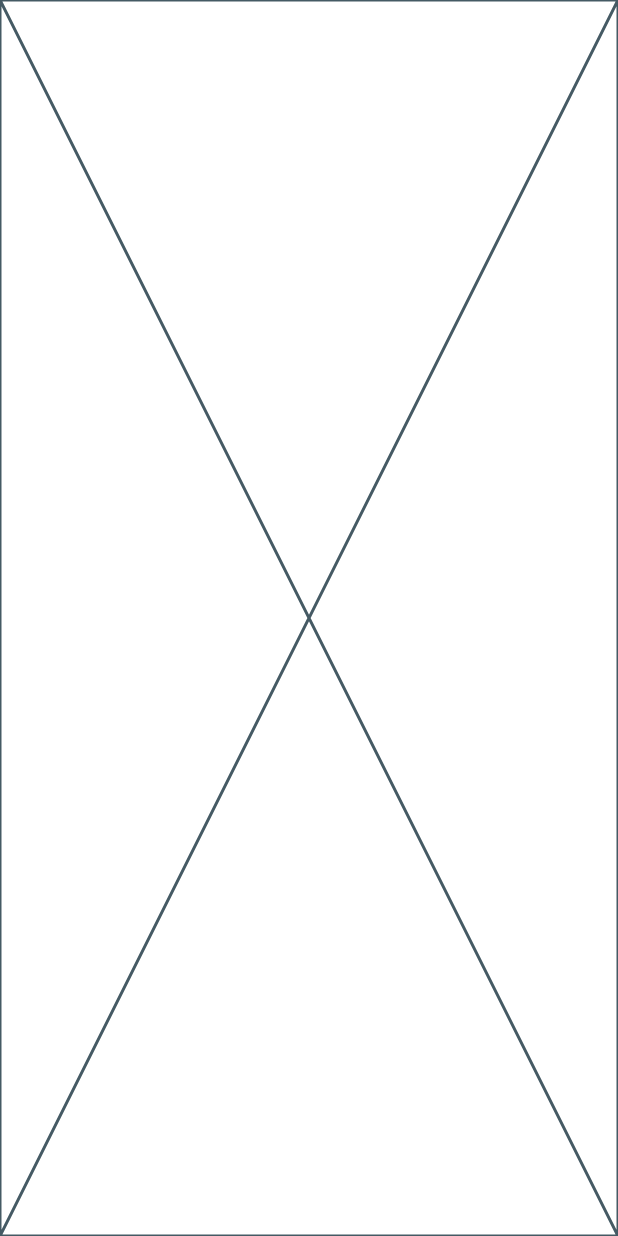
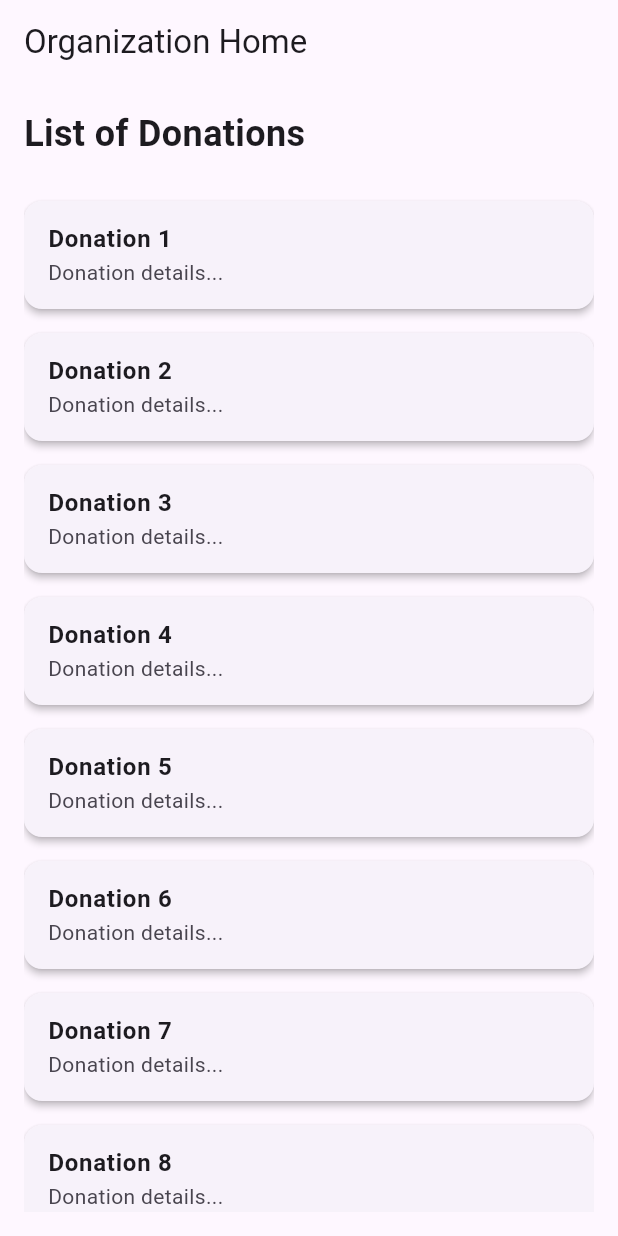
Before and after one commit to riggs249/donation-management-app, a Flutter app: the screen it shows once a user with an empty profile is signed in, on a phone screen of 412 x 824 dp. Run offline on Flutter 3.47's test engine with Material 3 defaults, Android fonts, the phone set to English and light mode, and no system bars; our stand-ins replace cloud_firestore, firebase_auth, firebase_core; accounts and stored records are empty; generated files the repository leaves out were written again.

Commit message:
feat: added draft page for org home page and also the donations details page with simple push navigation

```diff
--- a/my_app/lib/pages/home_page.dart
+++ b/my_app/lib/pages/home_page.dart
@@ -1,6 +1,7 @@
 import 'package:firebase_auth/firebase_auth.dart';
 import 'package:flutter/material.dart';
 import 'package:provider/provider.dart';
+import 'package:week9_authentication/pages/organization_home_page.dart';
 import '../providers/auth_provider.dart';
 import 'signin_page.dart';
 
@@ -35,7 +36,7 @@ class _HomePageState extends State<HomePage> {
             return const SignInPage();
           }
 
-          return Placeholder();
+          return OrganizationHomePage(); //temporary for accessing org home page
         });
   }
 }
--- /dev/null
+++ b/my_app/lib/pages/organization_home_page.dart
@@ -0,0 +1,55 @@
+import 'package:flutter/material.dart';
+import 'package:week9_authentication/pages/donations_details_page.dart';
+
+class OrganizationHomePage extends StatelessWidget {
+  const OrganizationHomePage({Key? key}) : super(key: key);
+
+  @override
+  Widget build(BuildContext context) {
+    return Scaffold(
+      appBar: AppBar(
+        title: Text('Organization Home'),
+      ),
+      body: Padding(
+        padding: const EdgeInsets.all(16.0),
+        child: Column(
+          crossAxisAlignment: CrossAxisAlignment.start,
+          children: [
+            Text(
+              'List of Donations',
+              style: TextStyle(fontSize: 24, fontWeight: FontWeight.bold),
+            ),
+            SizedBox(height: 20),
+            Expanded(
+              child: ListView.builder(
+                itemCount: 10, //sample palang dummy data
+                itemBuilder: (context, index) {
+                  return Card(
+                    elevation: 2,
+                    margin: EdgeInsets.symmetric(vertical: 8),
+                    child: ListTile(
+                      title: Text(
+                        'Donation ${index + 1}',
+                        style: TextStyle(fontWeight: FontWeight.bold),
+                      ),
+                      subtitle: Text('Donation details...'),
+                      onTap: () {
+                        // Navigate to donation details page
+                        Navigator.push(
+                          context,
+                          MaterialPageRoute(
+                            builder: (context) => DonationDetailsPage(),
+                          ),
+                        );
+                      },
+                    ),
+                  );
+                },
+              ),
+            ),
+          ],
+        ),
+      ),
+    );
+  }
+}
```
Also changed, not shown: my_app/lib/pages/donations_details_page.dart (added, +43 -0 lines), my_app/firebase.json, 1 other file.
